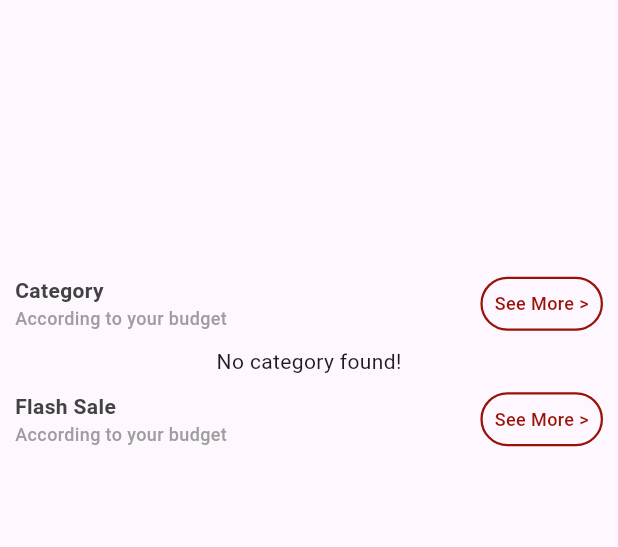
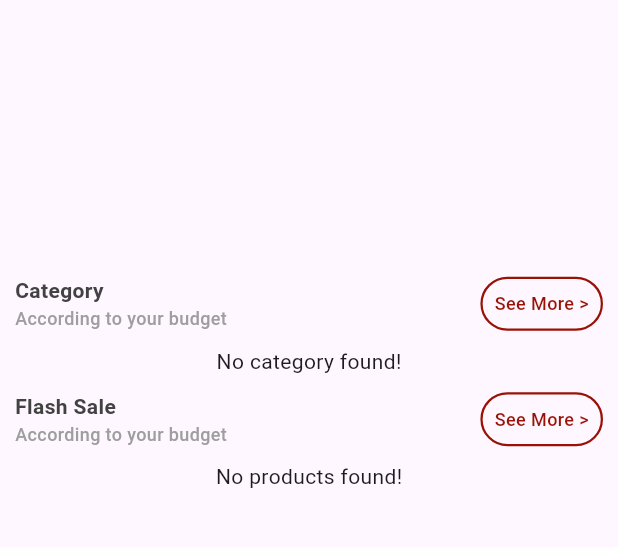
Before and after one commit to priynka2004/swift_cart, a Flutter app: the MainScreen screen opened directly, on a phone screen of 412 x 824 dp, the part 84-631 px from its top. Run offline on Flutter 3.47's test engine with Material 3 defaults, Android fonts, the light colour scheme and no system bars; drawn by our look-alikes of carousel_slider; our stand-ins replace cached_network_image, cloud_firestore, firebase_auth, firebase_core, firebase_messaging, flutter_easyloading and 4 more; missing offline and left inert: image_card; accounts and stored records are empty.

Commit message:
Implemented a Flash Sale widget for real-time promotions and optimized the Product Model

```diff
--- /dev/null
+++ b/lib/models/product_model.dart
@@ -0,0 +1,63 @@
+class ProductModel {
+  final String productId;
+  final String categoryId;
+  final String productName;
+  final String categoryName;
+  final String salePrice;
+  final String fullPrice;
+  final List productImages;
+  final String deliveryTime;
+  final bool isSale;
+  final String productDescription;
+  final dynamic createdAt;
+  final dynamic updatedAt;
+
+  ProductModel({
+    required this.productId,
+    required this.categoryId,
+    required this.productName,
+    required this.categoryName,
+    required this.salePrice,
+    required this.fullPrice,
+    required this.productImages,
+    required this.deliveryTime,
+    required this.isSale,
+    required this.productDescription,
+    required this.createdAt,
+    required this.updatedAt,
+  });
+
+  Map<String, dynamic> toMap() {
+    return {
+      'productId': productId,
+      'categoryId': categoryId,
+      'productName': productName,
+      'categoryName': categoryName,
+      'salePrice': salePrice,
+      'fullPrice': fullPrice,
+      'productImages': productImages,
+      'deliveryTime': deliveryTime,
+      'isSale': isSale,
+      'productDescription': productDescription,
+      'createdAt': createdAt,
+      'updatedAt': updatedAt,
+    };
+  }
+
+  factory ProductModel.fromMap(Map<String, dynamic> json) {
+    return ProductModel(
+      productId: json['productId'],
+      categoryId: json['categoryId'],
+      productName: json['productName'],
+      categoryName: json['categoryName'],
+      salePrice: json['salePrice'],
+      fullPrice: json['fullPrice'],
+      productImages: json['productImages'],
+      deliveryTime: json['deliveryTime'],
+      isSale: json['isSale'],
+      productDescription: json['productDescription'],
+      createdAt: json['createdAt'],
+      updatedAt: json['updatedAt'],
+    );
+  }
+}
--- a/lib/screens/user_panel/main_screen.dart
+++ b/lib/screens/user_panel/main_screen.dart
@@ -4,10 +4,12 @@ import 'package:flutter/services.dart';
 import 'package:get/get.dart';
 import 'package:google_sign_in/google_sign_in.dart';
 import 'package:swift_cart/screens/auth_ui/welcome_screen.dart';
+import 'package:swift_cart/screens/user_panel/all_categories_screen.dart';
 import 'package:swift_cart/utils/app_constant.dart';
 import 'package:swift_cart/widgets/banner_widget.dart';
 import 'package:swift_cart/widgets/category_widget.dart';
 import 'package:swift_cart/widgets/drawer_widget.dart';
+import 'package:swift_cart/widgets/flash_sale_widget.dart';
 import 'package:swift_cart/widgets/heading_widget.dart';
 
 class MainScreen extends StatefulWidget {
@@ -57,9 +59,12 @@ class _MainScreenState extends State<MainScreen> {
               HeadingWidget(
                 headingTitle: 'Flash Sale',
                 headingSubTitle: 'According to your budget',
-                onTap: () {},
+                onTap: () => Get.to(
+                  () => const AllCategoriesScreen(),
+                ),
                 buttonText: 'See More >',
               ),
+              const FlashSaleWidget(),
             ],
           ),
         ),
--- /dev/null
+++ b/lib/widgets/flash_sale_widget.dart
@@ -0,0 +1,124 @@
+import 'package:cached_network_image/cached_network_image.dart';
+import 'package:cloud_firestore/cloud_firestore.dart';
+import 'package:flutter/cupertino.dart';
+import 'package:get/get.dart';
+import 'package:image_card/image_card.dart';
+import 'package:swift_cart/models/product_model.dart';
+import 'package:swift_cart/utils/app_constant.dart';
+
+class FlashSaleWidget extends StatelessWidget {
+  const FlashSaleWidget({super.key});
+
+  @override
+  Widget build(BuildContext context) {
+    return FutureBuilder(
+      future: FirebaseFirestore.instance
+          .collection('products')
+          .where('isSale', isEqualTo: true)
+          .get(),
+      builder: (BuildContext context, AsyncSnapshot<QuerySnapshot> snapshot) {
+        if (snapshot.hasError) {
+          return const Center(
+            child: Text("Error"),
+          );
+        }
+        if (snapshot.connectionState == ConnectionState.waiting) {
+          return Container(
+            height: Get.height / 5,
+            child: const Center(
+              child: CupertinoActivityIndicator(),
+            ),
+          );
+        }
+
+        if (snapshot.data!.docs.isEmpty) {
+          return const Center(
+            child: Text("No products found!"),
+          );
+        }
+
+        if (snapshot.data != null) {
+          return Container(
+            height: Get.height / 5,
+            child: ListView.builder(
+              itemCount: snapshot.data!.docs.length,
+              shrinkWrap: true,
+              scrollDirection: Axis.horizontal,
+              itemBuilder: (context, index) {
+                final productData = snapshot.data!.docs[index];
+                ProductModel productModel = ProductModel(
+                  productId: productData['productId'],
+                  categoryId: productData['categoryId'],
+                  productName: productData['productName'],
+                  categoryName: productData['categoryName'],
+                  salePrice: productData['salePrice'],
+                  fullPrice: productData['fullPrice'],
+                  productImages: productData['productImages'],
+                  deliveryTime: productData['deliveryTime'],
+                  isSale: productData['isSale'],
+                  productDescription: productData['productDescription'],
+                  createdAt: productData['createdAt'],
+                  updatedAt: productData['updatedAt'],
+                );
+                // CategoriesModel categoriesModel = CategoriesModel(
+                //   categoryId: snapshot.data!.docs[index]['categoryId'],
+                //   categoryImg: snapshot.data!.docs[index]['categoryImg'],
+                //   categoryName: snapshot.data!.docs[index]['categoryName'],
+                //   createdAt: snapshot.data!.docs[index]['createdAt'],
+                //   updatedAt: snapshot.data!.docs[index]['updatedAt'],
+                // );
+                return Row(
+                  children: [
+                    GestureDetector(
+                      child: Padding(
+                        padding: const EdgeInsets.all(5.0),
+                        child: Container(
+                          child: FillImageCard(
+                            borderRadius: 20.0,
+                            width: Get.width / 3.5,
+                            heightImage: Get.height / 12,
+                            imageProvider: CachedNetworkImageProvider(
+                              productModel.productImages[0],
+                            ),
+                            title: Center(
+                              child: Text(
+                                productModel.productName,
+                                overflow: TextOverflow.ellipsis,
+                                style: const TextStyle(fontSize: 10.0),
+                              ),
+                            ),
+                            footer: Row(
+                              children: [
+                                Text(
+                                  "Rs ${productModel.salePrice}",
+                                  style: const TextStyle(fontSize: 10.0),
+                                ),
+                                const SizedBox(
+                                  width: 2.0,
+                                ),
+                                Text(
+                                  productModel.fullPrice,
+                                  style: const TextStyle(
+                                    fontSize: 10.0,
+                                    color: AppConstant.appScendoryColor,
+                                    decoration: TextDecoration.lineThrough,
+                                  ),
+                                ),
+                              ],
+                            ),
+                          ),
+                        ),
+                      ),
+                    ),
+                  ],
+                );
+              },
+            ),
+          );
+        }
+
+        return Container();
+      },
+    );
+  }
+}
```
